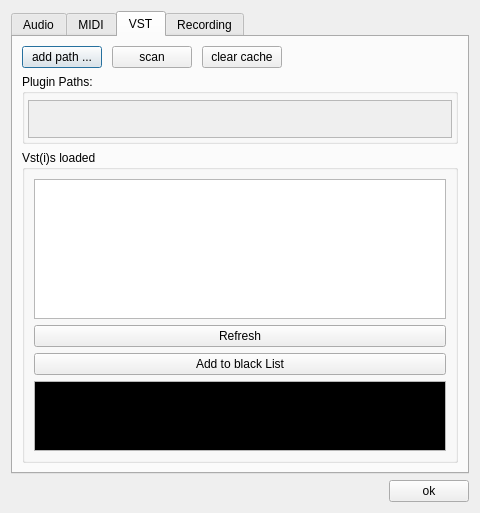
Before: the Qt Designer form src/gui/PreferencesDialog.ui in elieserdejesus/JamTaba, drawn with Qt 5.
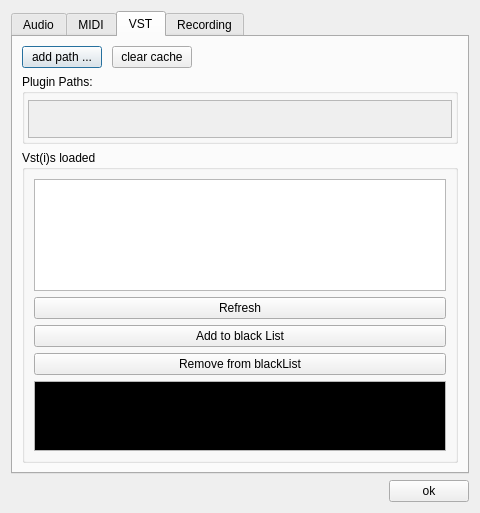
After: the same form once the commit is applied.

Commit message: Added RemoveFromBlackList button for the BlackBox

The edit to the form file:
```diff
--- a/src/gui/PreferencesDialog.ui
+++ b/src/gui/PreferencesDialog.ui
@@ -361,13 +361,6 @@
            </property>
           </widget>
          </item>
-         <item>
-          <widget class="QPushButton" name="buttonScanVSTs">
-           <property name="text">
-            <string>scan</string>
-           </property>
-          </widget>
-         </item>
          <item>
           <widget class="QPushButton" name="buttonClearVstCache">
            <property name="text">
@@ -423,6 +416,13 @@
             </property>
            </widget>
           </item>
+          <item>
+           <widget class="QPushButton" name="ButtonVST_RemFromBlkList">
+            <property name="text">
+             <string>Remove from blackList</string>
+            </property>
+           </widget>
+          </item>
           <item>
            <widget class="QPlainTextEdit" name="BlackBoxText">
             <property name="sizePolicy">
```
The commit also changes 6 other files.
